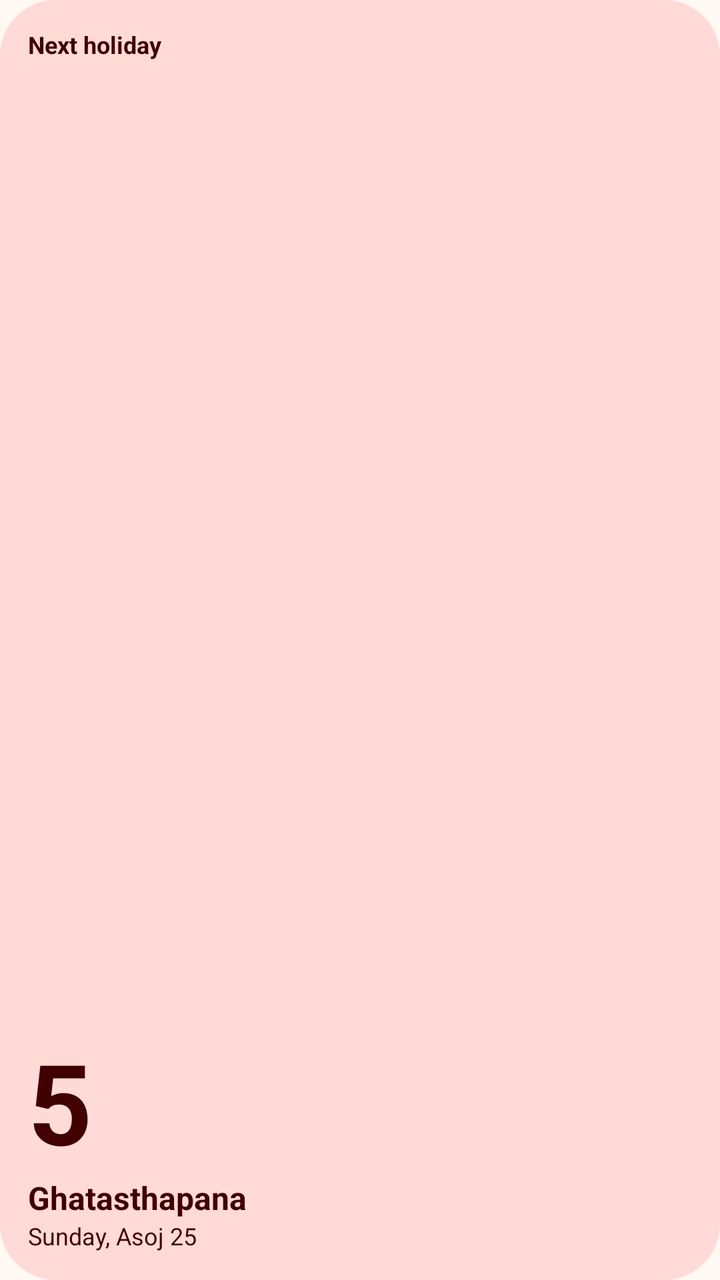
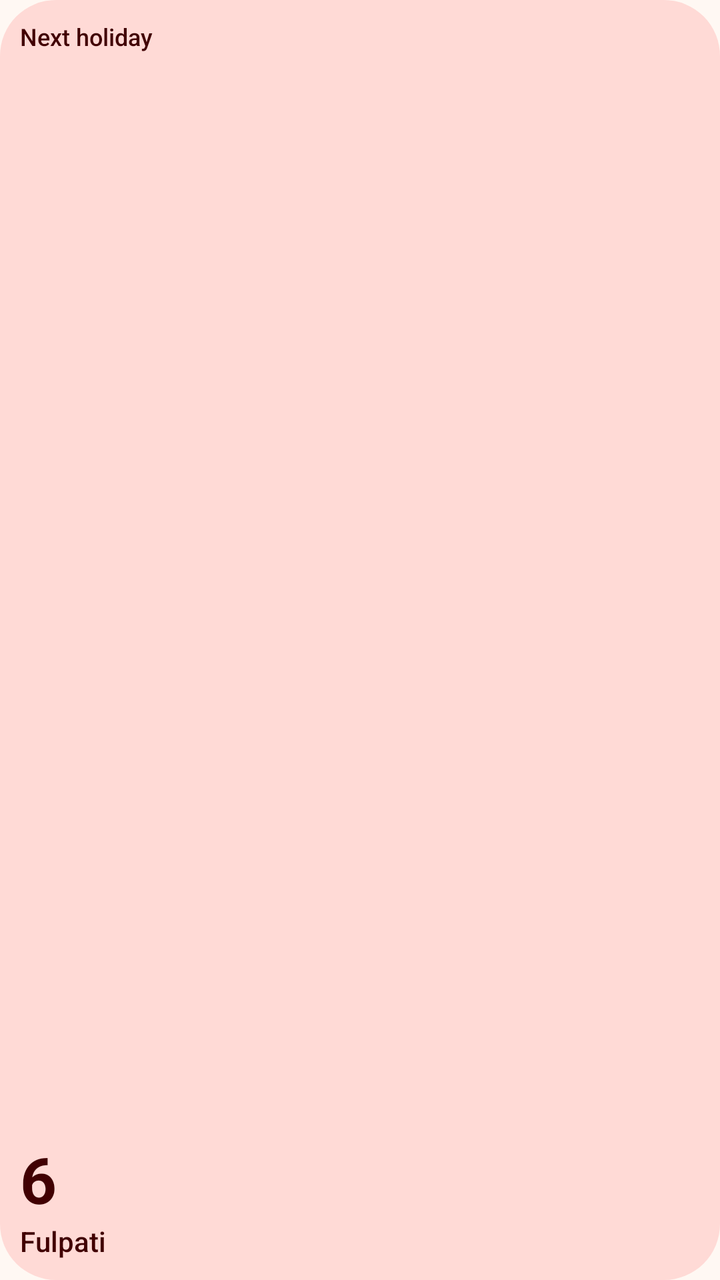

Screens rendered from an Android XML layout before and after an edit, with the pre-edit source and the edit as a unified diff.
<!-- AndroidManifest.xml: application theme Theme.Nepdate -->
<!-- res/layout/widget_preview_next_festival.xml -->
<?xml version="1.0" encoding="utf-8"?>
<LinearLayout xmlns:android="http://schemas.android.com/apk/res/android"
    xmlns:tools="http://schemas.android.com/tools"
    android:layout_width="match_parent"
    android:layout_height="match_parent"
    android:background="@drawable/widget_shape_28"
    android:backgroundTint="#FFDAD6"
    android:orientation="vertical"
    android:padding="14dp"
    tools:ignore="Overdraw,HardcodedText">

    <TextView
        android:layout_width="wrap_content"
        android:layout_height="wrap_content"
        android:text="@string/widget2_next_holiday_kind"
        android:textColor="#410002"
        android:textSize="12sp"
        android:textStyle="bold" />

    <TextView
        android:layout_width="wrap_content"
        android:layout_height="0dp"
        android:layout_weight="1"
        android:gravity="bottom"
        android:text="@string/widget2_preview_days"
        android:textColor="#410002"
        android:textSize="56sp"
        android:textStyle="bold" />

    <TextView
        android:layout_width="wrap_content"
        android:layout_height="wrap_content"
        android:text="@string/widget2_preview_festival"
        android:textColor="#410002"
        android:textSize="16sp"
        android:textStyle="bold" />

    <TextView
        android:layout_width="wrap_content"
        android:layout_height="wrap_content"
        android:text="@string/widget2_preview_festival_date"
        android:textColor="#410002"
        android:textSize="12sp" />
</LinearLayout>
<!-- resources referenced by this layout -->
<resources>
  <!-- drawable widget_shape_28 (drawable) -->
  <?xml version="1.0" encoding="utf-8"?>
  <shape xmlns:android="http://schemas.android.com/apk/res/android" android:shape="rectangle">
      <solid android:color="#FFFFFFFF" />
      <corners
          android:bottomLeftRadius="28dp"
          android:bottomRightRadius="28dp"
          android:topLeftRadius="28dp"
          android:topRightRadius="28dp" />
  </shape>
  <string name="widget2_next_holiday_kind">Next holiday</string>
  <string name="widget2_preview_days">5</string>
  <string name="widget2_preview_festival">Ghatasthapana</string>
  <string name="widget2_preview_festival_date">Sunday, Asoj 25</string>
  <style name="Theme.Nepdate" parent="android:style/Theme.Material.Light.NoActionBar">
          <item name="android:windowBackground">@color/nepdate_background</item>
          <item name="android:statusBarColor">@android:color/transparent</item>
          <item name="android:navigationBarColor">@android:color/transparent</item>
          <item name="android:windowLightStatusBar">true</item>
      </style>
  <color name="nepdate_background">#FFF8F3</color>
</resources>

<!-- the commit's change to res/layout/widget_preview_next_festival.xml (unified diff, before → after) -->
@@ -4,41 +4,40 @@
     android:layout_width="match_parent"
     android:layout_height="match_parent"
     android:background="@drawable/widget_shape_28"
-    android:backgroundTint="#FFDAD6"
+    android:backgroundTint="@color/widget_preview_holiday_container"
     android:orientation="vertical"
-    android:padding="14dp"
-    tools:ignore="Overdraw,HardcodedText">
+    android:padding="10dp"
+    tools:ignore="Overdraw,UnusedAttribute">
 
     <TextView
         android:layout_width="wrap_content"
         android:layout_height="wrap_content"
+        android:ellipsize="end"
+        android:maxLines="1"
         android:text="@string/widget2_next_holiday_kind"
-        android:textColor="#410002"
-        android:textSize="12sp"
-        android:textStyle="bold" />
+        android:textColor="@color/widget_preview_on_holiday"
+        android:textFontWeight="500"
+        android:textSize="12sp" />
 
     <TextView
         android:layout_width="wrap_content"
         android:layout_height="0dp"
         android:layout_weight="1"
+        android:ellipsize="end"
         android:gravity="bottom"
+        android:maxLines="1"
         android:text="@string/widget2_preview_days"
-        android:textColor="#410002"
-        android:textSize="56sp"
-        android:textStyle="bold" />
+        android:textColor="@color/widget_preview_on_holiday"
+        android:textFontWeight="700"
+        android:textSize="32sp" />
 
     <TextView
-        android:layout_width="wrap_content"
+        android:layout_width="match_parent"
         android:layout_height="wrap_content"
+        android:ellipsize="end"
+        android:maxLines="1"
         android:text="@string/widget2_preview_festival"
-        android:textColor="#410002"
-        android:textSize="16sp"
-        android:textStyle="bold" />
-
-    <TextView
-        android:layout_width="wrap_content"
-        android:layout_height="wrap_content"
-        android:text="@string/widget2_preview_festival_date"
-        android:textColor="#410002"
-        android:textSize="12sp" />
+        android:textColor="@color/widget_preview_on_holiday"
+        android:textFontWeight="500"
+        android:textSize="14sp" />
 </LinearLayout>
<!-- resource entries referenced after the edit -->
@@ -1,5 +1,7 @@
 <!-- resources referenced by this layout -->
 <resources>
+  <color name="widget_preview_holiday_container">#FFDAD6</color>
+  <color name="widget_preview_on_holiday">#410002</color>
   <!-- drawable widget_shape_28 (drawable) -->
   <?xml version="1.0" encoding="utf-8"?>
   <shape xmlns:android="http://schemas.android.com/apk/res/android" android:shape="rectangle">
@@ -11,9 +13,8 @@
           android:topRightRadius="28dp" />
   </shape>
   <string name="widget2_next_holiday_kind">Next holiday</string>
-  <string name="widget2_preview_days">5</string>
-  <string name="widget2_preview_festival">Ghatasthapana</string>
-  <string name="widget2_preview_festival_date">Sunday, Asoj 25</string>
+  <string name="widget2_preview_days">6</string>
+  <string name="widget2_preview_festival">Fulpati</string>
   <style name="Theme.Nepdate" parent="android:style/Theme.Material.Light.NoActionBar">
           <item name="android:windowBackground">@color/nepdate_background</item>
           <item name="android:statusBarColor">@android:color/transparent</item>
